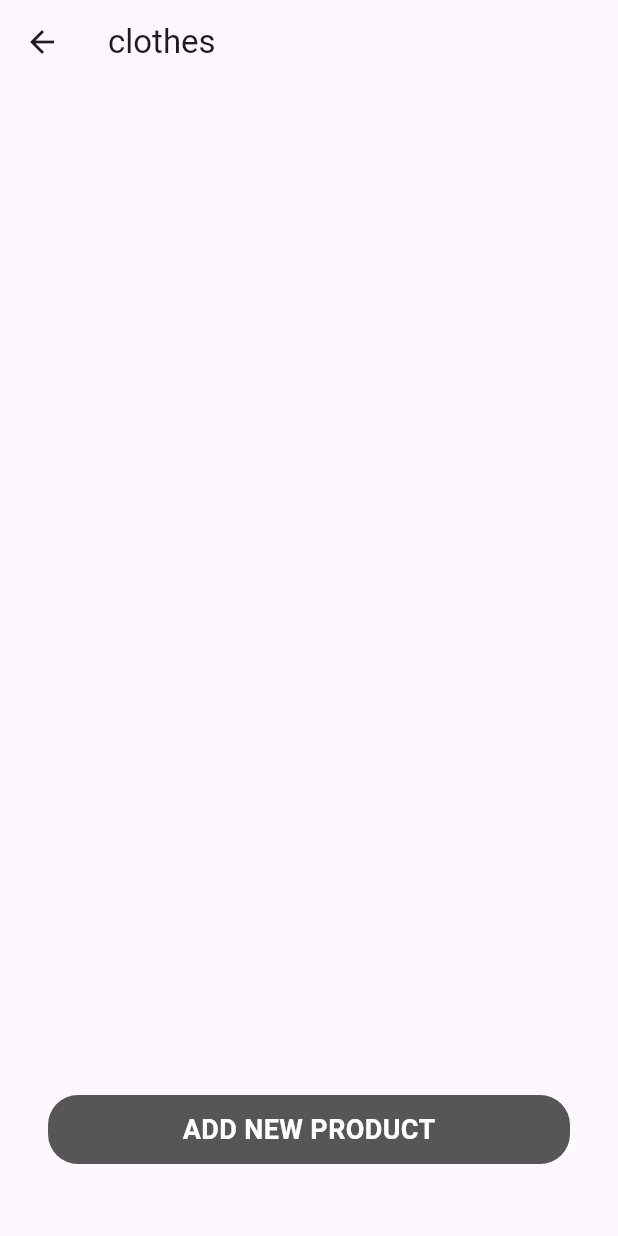
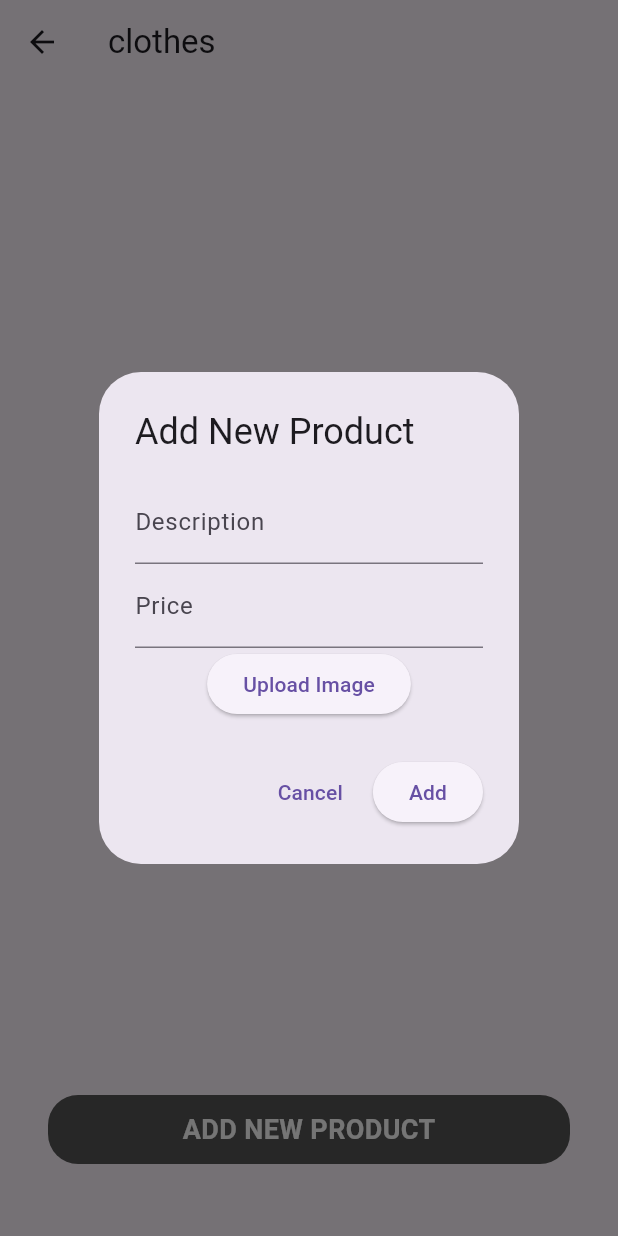
Before and after one commit to Semedii/suuq-iibiye, a Flutter app: the CategoryPage screen opened directly with empty values, after a tap on "ADD NEW PRODUCT", on a phone screen of 412 x 824 dp. Run offline on Flutter 3.47's test engine with Material 3 defaults, Android fonts, the phone set to English and light mode, and no system bars; our stand-ins replace auto_route, cloud_firestore, firebase_auth, firebase_core, flutter_riverpod, fluttertoast and 2 more; accounts and stored records are empty; generated files the repository leaves out were written again; network calls fail.

Commit message:
product can be added

```diff
--- a/lib/models/user_model.dart
+++ b/lib/models/user_model.dart
@@ -19,7 +19,7 @@ class UserModel {
         name: data?['name'],
         email: data?['email'],
         phoneNumber: data?['phone_number'],
-        avatar: data?['phone_number']);
+        avatar: data?['avatar']);
   }
   Map<String, dynamic> toFirestore() {
     return {
--- a/lib/notifiers/category/category_notifier.dart
+++ b/lib/notifiers/category/category_notifier.dart
@@ -3,19 +3,26 @@ import 'package:suuq_iibiye/models/product.dart';
 import 'package:suuq_iibiye/notifiers/category/category_state.dart';
 import 'package:suuq_iibiye/services/product_data_service.dart';
 part 'category_notifier.g.dart';
+
 @Riverpod()
-class CategoryNotifier extends _$CategoryNotifier{
+class CategoryNotifier extends _$CategoryNotifier {
   @override
-  CategoryState build(){
+  CategoryState build() {
     return CategoryStateInitial();
   }
 
-  initPage(String category)async{
+  initPage(String category) async {
     state = CategoryStateLoading();
-    final List<Product> products = await ProductDataService().fetchProductsByCategory(category);
+    final List<Product> products =
+        await ProductDataService().fetchProductsByCategory(category);
     state = CategoryStateLoaded(products: products);
   }
-  addNewProduct(Product product)async{
-    await ProductDataService().addProduct(product);
+
+  addNewProduct(Product product) async {
+    await ProductDataService().addProduct(
+        category: product.category,
+        imageUrl: product.imageUrl ?? "",
+        description: product.description,
+        price: product.price);
   }
 }
--- a/lib/pages/category_page.dart
+++ b/lib/pages/category_page.dart
@@ -1,3 +1,5 @@
+import 'dart:io';
+
 import 'package:auto_route/auto_route.dart';
 import 'package:flutter/material.dart';
 import 'package:flutter_riverpod/flutter_riverpod.dart';
@@ -21,23 +23,25 @@ class CategoryPage extends ConsumerWidget {
       appBar: AppBar(
         title: Text(categoryToString(category)),
       ),
-      body: _mapStateToWidget(ref, categoryState),
+      body: _mapStateToWidget(context, ref, categoryState),
     );
   }
 
-  _mapStateToWidget( WidgetRef ref,CategoryState state){
-    if(state is CategoryStateInitial){
-       WidgetsBinding.instance.addPostFrameCallback((_) {
-        ref.read(categoryNotifierProvider.notifier).initPage(categoryToString(category));
+  _mapStateToWidget(BuildContext context, WidgetRef ref, CategoryState state) {
+    if (state is CategoryStateInitial) {
+      WidgetsBinding.instance.addPostFrameCallback((_) {
+        ref
+            .read(categoryNotifierProvider.notifier)
+            .initPage(categoryToString(category));
       });
     } else if (state is CategoryStateLoaded) {
-      return _buildCategoryPageBody(state.products, ref);
+      return _buildCategoryPageBody(context, state.products, ref);
     }
     return const Scaffold(body: Center(child: CircularProgressIndicator()));
   }
 
-
-  Column _buildCategoryPageBody(List<Product> products, WidgetRef ref) {
+  Column _buildCategoryPageBody(
+      BuildContext context, List<Product> products, WidgetRef ref) {
     return Column(
       children: [
         Expanded(
@@ -52,28 +56,86 @@ class CategoryPage extends ConsumerWidget {
               final product = products[index];
               return GridTile(
                 child: ProductCard(
-                  product: Product(
-                    sellerName: "sellerName",
-                    sellerEmail: '',
-                    imageUrl: "assets/images/tshirt.jpg",
-                    description: "Garan/Garamad oversize ah oo madaw",
-                    price: 1,
-                    category: product.category,
-                  ),
+                  product: product
+
                 ),
               );
             },
           ),
         ),
-      Padding(
-        padding: AppStyles.edgeInsetsB48,
-        child: AppButton(title: "Add New Product", onTap: (){
-          ref.read(categoryNotifierProvider.notifier).addNewProduct(
-            Product(sellerName: "Shaal Online", sellerEmail: "shaalonline2023@gmail.com", imageUrl: "imageUrl", description: "description", price: 2, category: category)
-          );
-        }),
-      )
+        Padding(
+          padding: AppStyles.edgeInsetsB48,
+          child: AppButton(
+              title: "Add New Product",
+              onTap: () {
+                _showAddProductDialog(context, ref);
+              }),
+        )
       ],
     );
   }
+
+  void _showAddProductDialog(BuildContext context, WidgetRef ref) {
+    TextEditingController descriptionController = TextEditingController();
+    TextEditingController priceController = TextEditingController();
+
+    showDialog(
+      context: context,
+      builder: (BuildContext context) {
+        File? selectedImage; // Store the selected image file
+
+        return AlertDialog(
+          title: const Text('Add New Product'),
+          content: SingleChildScrollView(
+            child: Column(
+              mainAxisSize: MainAxisSize.min,
+              children: [
+                TextField(
+                  controller: descriptionController,
+                  decoration: const InputDecoration(labelText: 'Description'),
+                ),
+                TextField(
+                  controller: priceController,
+                  decoration: const InputDecoration(labelText: 'Price'),
+                  keyboardType: TextInputType.number,
+                ),
+                ElevatedButton(
+                  onPressed: () {
+                    // Implement image upload logic here
+                  },
+                  child: const Text('Upload Image'),
+                ),
+              ],
+            ),
+          ),
+          actions: [
+            TextButton(
+              onPressed: () {
+                Navigator.of(context).pop();
+              },
+              child: const Text('Cancel'),
+            ),
+            ElevatedButton(
+              onPressed: () {
+                // Validate input and save the product
+                String description = descriptionController.text.trim();
+                double? price = double.parse(priceController.text.trim());
+                if (description.isNotEmpty) {
+                  ref.read(categoryNotifierProvider.notifier).addNewProduct(
+                      Product(
+                          sellerName: "",
+                          sellerEmail: "",
+                          imageUrl: "",
+                          description: description,
+                          price: price,
+                          category: category));
+                }
+              },
+              child: Text('Add'),
+            ),
+          ],
+        );
+      },
+    );
+  }
 }
--- a/lib/pages/signup_page.dart
+++ b/lib/pages/signup_page.dart
@@ -118,7 +118,7 @@ class SignupPage extends ConsumerWidget {
             hintText: localizations.enterYourPhoneNumber,
             prefixIcon: const Icon(Icons.phone),
             onChanged:
-                ref.read(signupNotifierProvider.notifier).onBusinessNameChanged,
+                ref.read(signupNotifierProvider.notifier).onPhoneNumberChanged,
             validator: (value) =>
                 FieldValidators.required(value, localizations),
           ),
--- a/lib/services/auth_service.dart
+++ b/lib/services/auth_service.dart
@@ -8,7 +8,7 @@ class AuthService {
   final FirebaseAuth _auth = FirebaseAuth.instance;
   final AuthDataService _authDataService = AuthDataService();
 
-  Future<UserModel?> signup(String companyName, String phoneNumber,
+  Future<UserModel?> signup(String businessName, String phoneNumber,
       String email, String password) async {
     try {
       UserCredential credential = await _auth.createUserWithEmailAndPassword(
@@ -19,7 +19,7 @@ class AuthService {
       if (firebaseUser != null) {
         UserModel newUser = UserModel(
           id: firebaseUser.uid,
-          name: companyName,
+          name: businessName,
           email: firebaseUser.email,
           phoneNumber: phoneNumber,
           avatar: firebaseUser.photoURL,
--- a/lib/services/product_data_service.dart
+++ b/lib/services/product_data_service.dart
@@ -1,6 +1,7 @@
 import 'package:cloud_firestore/cloud_firestore.dart';
 import 'package:suuq_iibiye/global.dart';
 import 'package:suuq_iibiye/models/product.dart';
+import 'package:suuq_iibiye/utils/enums/category_enum.dart';
 
 class ProductDataService {
   final FirebaseFirestore db = FirebaseFirestore.instance;
@@ -24,12 +25,11 @@ class ProductDataService {
 
   Future<List<Product>> fetchProductsByCategory(String category) async {
     final sellerEmail = await Global.storageService.getString("sellerEmail");
-    print("aasa $sellerEmail");
     try {
       final collectionRef = db
           .collection("products")
           .where('seller_email', isEqualTo: sellerEmail)
-         .where('category', isEqualTo: category.toLowerCase())
+          .where('category', isEqualTo: category.toLowerCase())
           .withConverter(
             fromFirestore: Product.fromFirestore,
             toFirestore: (product, _) => product.toFirestore(),
@@ -45,7 +45,24 @@ class ProductDataService {
     }
   }
 
-  Future<void> addProduct(Product product) async {
+  Future<void> addProduct({
+    required Category category,
+    required String imageUrl,
+    required String description,
+    required double price,
+  }) async {
+    final sellerEmail = await Global.storageService.getString("sellerEmail");
+    final sellerName = await Global.storageService.getString("sellerName");
+
+    final Product product = Product(
+      sellerName: sellerName!,
+      sellerEmail: sellerEmail!,
+      imageUrl: imageUrl,
+      description: description,
+      price: price,
+      category: category,
+    );
+
     final docRef = db
         .collection("products")
         .withConverter(
```
Also changed, not shown: lib/components/product_card.dart (+1 -7 lines), lib/notifiers/signup/signup_notifier.dart (+6 -2 lines).
